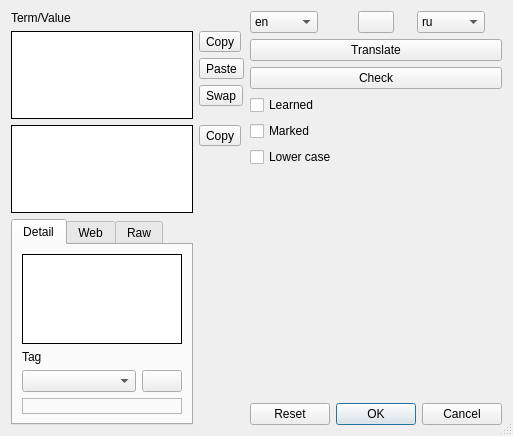
Before: the Qt Designer form Forms/WordEditor.ui in skynowa/iTeacher, drawn with Qt 5.
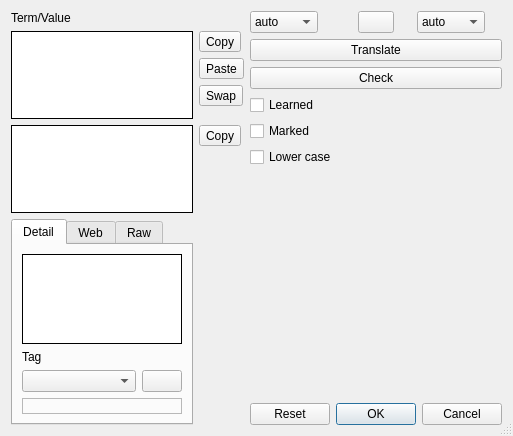
After: the same form once the commit is applied. Icons and pictures are not drawn.

Commit message: WordEditor.ui - lang 'auto' - add

```diff
--- a/Forms/WordEditor.ui
+++ b/Forms/WordEditor.ui
@@ -281,6 +281,11 @@
          <height>16777215</height>
         </size>
        </property>
+       <item>
+        <property name="text">
+         <string>auto</string>
+        </property>
+       </item>
        <item>
         <property name="text">
          <string>ru</string>
@@ -345,6 +350,11 @@
          <height>16777215</height>
         </size>
        </property>
+       <item>
+        <property name="text">
+         <string>auto</string>
+        </property>
+       </item>
        <item>
         <property name="text">
          <string>en</string>
```
